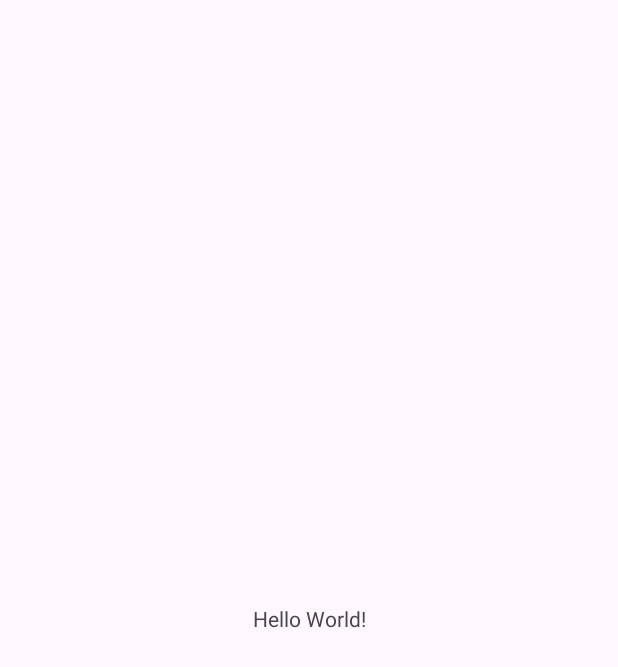
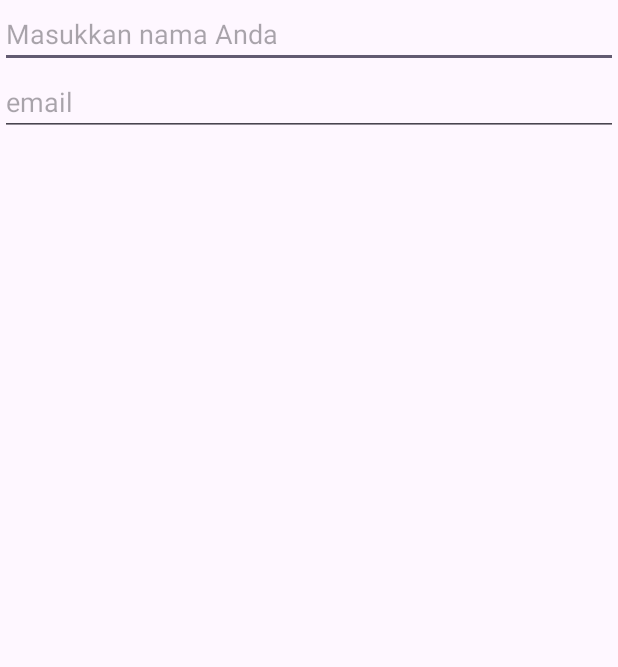
Before and after one commit to xirf/hanashi, an Android app: the screen it shows after launch (MainActivity), on a phone screen of 412 x 824 dp. Before the commit the part shown is almost empty. Shown: the top 667 px of the screen. Run offline under Robolectric (Android 15) with nearby library versions, the phone set to English and light mode, and no system bars.

Commit message:
feat: custom view

```diff
--- a/app/build.gradle.kts
+++ b/app/build.gradle.kts
@@ -33,6 +33,9 @@ android {
     kotlinOptions {
         jvmTarget = "1.8"
     }
+    buildFeatures {
+        viewBinding = true
+    }
 }
 
 dependencies {
--- a/app/src/main/AndroidManifest.xml
+++ b/app/src/main/AndroidManifest.xml
@@ -13,7 +13,10 @@
         android:theme="@style/Theme.PenPal"
         tools:targetApi="31">
         <activity
-            android:name=".MainActivity"
+            android:name=".ui.activity.AuthActivity"
+            android:exported="false" />
+        <activity
+            android:name=".ui.activity.MainActivity"
             android:exported="true">
             <intent-filter>
                 <action android:name="android.intent.action.MAIN" />
--- a/app/src/main/java/com/andka/penpal/MainActivity.kt
+++ b/app/src/main/java/com/andka/penpal/ui/activity/MainActivity.kt
@@ -1,10 +1,11 @@
-package com.andka.penpal
+package com.andka.penpal.ui.activity
 
 import android.os.Bundle
 import androidx.activity.enableEdgeToEdge
 import androidx.appcompat.app.AppCompatActivity
 import androidx.core.view.ViewCompat
 import androidx.core.view.WindowInsetsCompat
+import com.andka.penpal.R
 
 class MainActivity : AppCompatActivity() {
     override fun onCreate(savedInstanceState: Bundle?) {
--- /dev/null
+++ b/app/src/main/java/com/andka/penpal/ui/customview/CleanableEditText.kt
@@ -0,0 +1,126 @@
+package com.andka.penpal.ui.customview
+
+import android.content.Context
+import android.content.res.Configuration
+import android.graphics.Canvas
+import android.graphics.drawable.Drawable
+import android.text.Editable
+import android.text.TextWatcher
+import android.util.AttributeSet
+import android.view.MotionEvent
+import android.view.View
+import androidx.appcompat.widget.AppCompatEditText
+import androidx.core.content.ContextCompat
+import com.andka.penpal.R
+
+class CleanableEditText @JvmOverloads constructor(
+    context: Context, attrs: AttributeSet? = null
+) : AppCompatEditText(context, attrs), View.OnTouchListener {
+
+    private var clearButtonImage: Drawable
+    private var isDarkMode = false
+
+    init {
+        isDarkMode =
+            context.resources?.configuration?.uiMode?.and(Configuration.UI_MODE_NIGHT_MASK) == Configuration.UI_MODE_NIGHT_YES
+
+        clearButtonImage = getClearButtonImage()
+        setOnTouchListener(this)
+        setupListener()
+    }
+
+    private fun setupListener() {
+        addTextChangedListener(object : TextWatcher {
+            override fun beforeTextChanged(s: CharSequence, start: Int, count: Int, after: Int) {
+                // Do nothing.
+            }
+
+            override fun onTextChanged(s: CharSequence, start: Int, before: Int, count: Int) {
+                if (s.toString().isNotEmpty()) showClearButton() else hideClearButton()
+            }
+
+            override fun afterTextChanged(s: Editable) {
+                // Do nothing.
+            }
+        })
+    }
+
+    private fun getClearButtonImage(): Drawable {
+        val drawableRes = if (isDarkMode) {
+            R.drawable.ic_close_white_24dp
+        } else {
+            R.drawable.ic_close_black_24dp
+        }
+        return ContextCompat.getDrawable(context, drawableRes) as Drawable
+    }
+
+
+    override fun onDraw(canvas: Canvas) {
+        super.onDraw(canvas)
+        hint = "Masukkan nama Anda"
+        textAlignment = View.TEXT_ALIGNMENT_VIEW_START
+    }
+
+    private fun showClearButton() {
+        setButtonDrawables(endOfTheText = clearButtonImage)
+    }
+
+    private fun hideClearButton() {
+        setButtonDrawables()
+    }
+
+    private fun setButtonDrawables(
+        startOfTheText: Drawable? = null,
+        topOfTheText: Drawable? = null,
+        endOfTheText: Drawable? = null,
+        bottomOfTheText: Drawable? = null
+    ) {
+        setCompoundDrawablesWithIntrinsicBounds(
+            startOfTheText,
+            topOfTheText,
+            endOfTheText,
+            bottomOfTheText
+        )
+    }
+
+    override fun onTouch(v: View?, event: MotionEvent): Boolean {
+        if (compoundDrawables[2] != null) {
+            val clearButtonStart: Float
+            val clearButtonEnd: Float
+            var isClearButtonClicked = false
+
+            if (layoutDirection == View.LAYOUT_DIRECTION_RTL) {
+                clearButtonEnd = (clearButtonImage.intrinsicWidth + paddingStart).toFloat()
+                when {
+                    event.x < clearButtonEnd -> isClearButtonClicked = true
+                }
+            } else {
+                clearButtonStart = (width - paddingEnd - clearButtonImage.intrinsicWidth).toFloat()
+                when {
+                    event.x > clearButtonStart -> isClearButtonClicked = true
+                }
+            }
+            if (isClearButtonClicked) {
+                when (event.action) {
+                    MotionEvent.ACTION_DOWN -> {
+                        clearButtonImage = getClearButtonImage()
+                        showClearButton()
+                        return true
+                    }
+
+                    MotionEvent.ACTION_UP -> {
+                        clearButtonImage = getClearButtonImage()
+                        when {
+                            text != null -> text?.clear()
+                        }
+                        hideClearButton()
+                        return true
+                    }
+
+                    else -> return false
+                }
+            } else return false
+        }
+        return false
+    }
+}
--- /dev/null
+++ b/app/src/main/java/com/andka/penpal/ui/customview/EmailEditText.kt
@@ -0,0 +1,42 @@
+package com.andka.penpal.ui.customview
+
+import android.content.Context
+import android.graphics.Canvas
+import android.text.Editable
+import android.text.TextWatcher
+import android.util.AttributeSet
+import android.util.Patterns
+import android.view.View
+import androidx.appcompat.widget.AppCompatEditText
+import com.andka.penpal.R
+
+class EmailEditText @JvmOverloads constructor(
+    context: Context, attrs: AttributeSet? = null
+) : AppCompatEditText(context, attrs) {
+
+    init {
+        addTextChangedListener(object : TextWatcher {
+            override fun beforeTextChanged(s: CharSequence, start: Int, count: Int, after: Int) {
+                // Do nothing.
+            }
+
+            override fun onTextChanged(s: CharSequence, start: Int, before: Int, count: Int) {
+                error = if (s.isNotEmpty()) {
+                    if (!Patterns.EMAIL_ADDRESS.matcher(s).matches()) {
+                        context.getString(R.string.error_invalid_email)
+                    } else null
+                } else null
+            }
+
+            override fun afterTextChanged(s: Editable) {
+                // Do nothing.
+            }
+        })
+    }
+
+    override fun onDraw(canvas: Canvas) {
+        super.onDraw(canvas)
+        isSingleLine = true
+        textAlignment = View.TEXT_ALIGNMENT_VIEW_START
+    }
+}
--- /dev/null
+++ b/app/src/main/res/drawable/ic_close_black_24dp.xml
@@ -0,0 +1,13 @@
+<vector xmlns:android="http://schemas.android.com/apk/res/android"
+    android:width="24dp"
+    android:height="24dp"
+    android:viewportWidth="24"
+    android:viewportHeight="24">
+  <path
+      android:pathData="M18,6 L6,18M6,6l12,12"
+      android:strokeLineJoin="round"
+      android:strokeWidth="1.5"
+      android:fillColor="#00000000"
+      android:strokeColor="#000000"
+      android:strokeLineCap="round"/>
+</vector>
--- /dev/null
+++ b/app/src/main/res/drawable/ic_close_white_24dp.xml
@@ -0,0 +1,13 @@
+<vector xmlns:android="http://schemas.android.com/apk/res/android"
+    android:width="24dp"
+    android:height="24dp"
+    android:viewportWidth="24"
+    android:viewportHeight="24">
+  <path
+      android:pathData="M18,6 L6,18M6,6l12,12"
+      android:strokeLineJoin="round"
+      android:strokeWidth="1.5"
+      android:fillColor="#00000000"
+      android:strokeColor="#ffffffff"
+      android:strokeLineCap="round"/>
+</vector>
--- a/app/src/main/res/layout/activity_main.xml
+++ b/app/src/main/res/layout/activity_main.xml
@@ -1,19 +1,25 @@
 <?xml version="1.0" encoding="utf-8"?>
-<androidx.constraintlayout.widget.ConstraintLayout xmlns:android="http://schemas.android.com/apk/res/android"
+<LinearLayout xmlns:android="http://schemas.android.com/apk/res/android"
     xmlns:app="http://schemas.android.com/apk/res-auto"
     xmlns:tools="http://schemas.android.com/tools"
     android:id="@+id/main"
     android:layout_width="match_parent"
     android:layout_height="match_parent"
-    tools:context=".MainActivity">
+    android:orientation="vertical"
+    android:padding="16dp"
+    tools:context=".ui.activity.MainActivity">
 
-    <TextView
-        android:layout_width="wrap_content"
+    <com.andka.penpal.ui.customview.CleanableEditText
+        android:layout_width="match_parent"
         android:layout_height="wrap_content"
-        android:text="Hello World!"
+        android:hint="@string/app_name"
         app:layout_constraintBottom_toBottomOf="parent"
         app:layout_constraintEnd_toEndOf="parent"
         app:layout_constraintStart_toStartOf="parent"
         app:layout_constraintTop_toTopOf="parent" />
 
-</androidx.constraintlayout.widget.ConstraintLayout>
+    <com.andka.penpal.ui.customview.EmailEditText
+        android:layout_width="match_parent"
+        android:hint="email"
+        android:layout_height="wrap_content" />
+</LinearLayout>
--- a/app/src/main/res/values/strings.xml
+++ b/app/src/main/res/values/strings.xml
@@ -1,3 +1,5 @@
 <resources>
     <string name="app_name">Pen Pal</string>
+    <string name="error_invalid_email">Hmm, Not look like an email. Try again!</string>
+    <string name="error_insecure_password">"Your Password Needs More Spice! "</string>
 </resources>
```
Also changed, not shown: app/src/main/java/com/andka/penpal/ui/activity/AuthActivity.kt (added, +21 -0 lines), app/src/main/java/com/andka/penpal/ui/customview/PasswordEditText.kt (added, +51 -0 lines), app/src/main/java/com/andka/penpal/ui/fragment/LoginFragment.kt (added, +60 -0 lines), app/src/main/java/com/andka/penpal/ui/fragment/RegisterFragment.kt (added, +60 -0 lines), app/src/main/res/layout/activity_auth.xml (added, +7 -0 lines), app/src/main/res/layout/fragment_login.xml (added, +14 -0 lines), app/src/main/res/layout/fragment_register.xml (added, +14 -0 lines).
